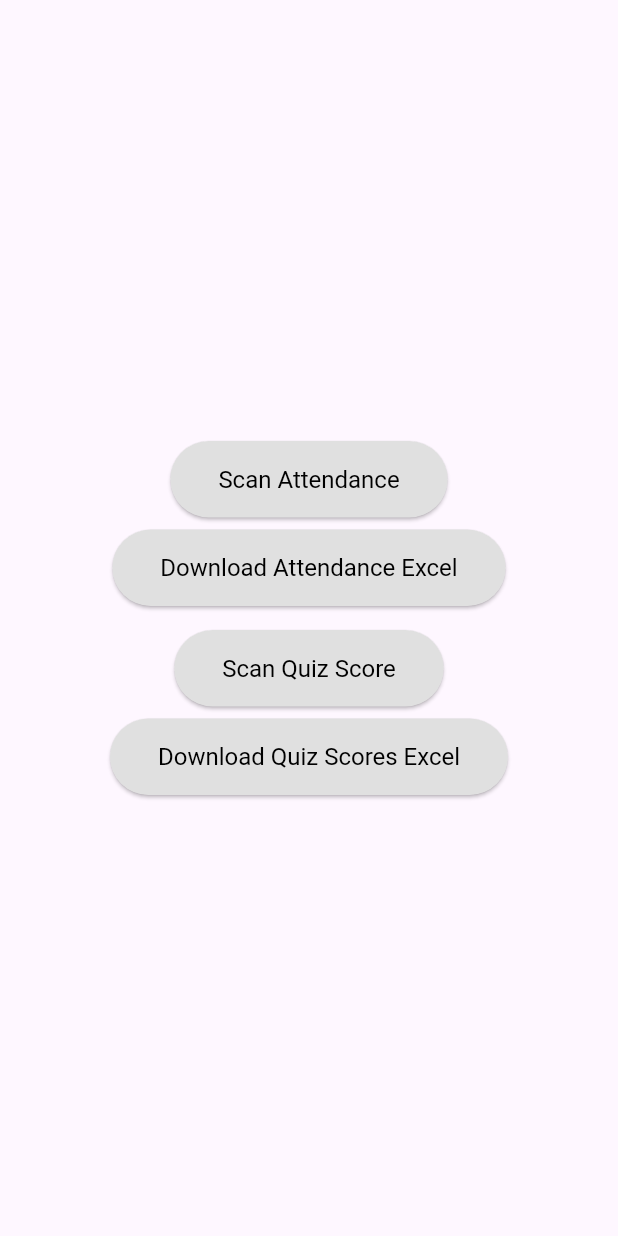
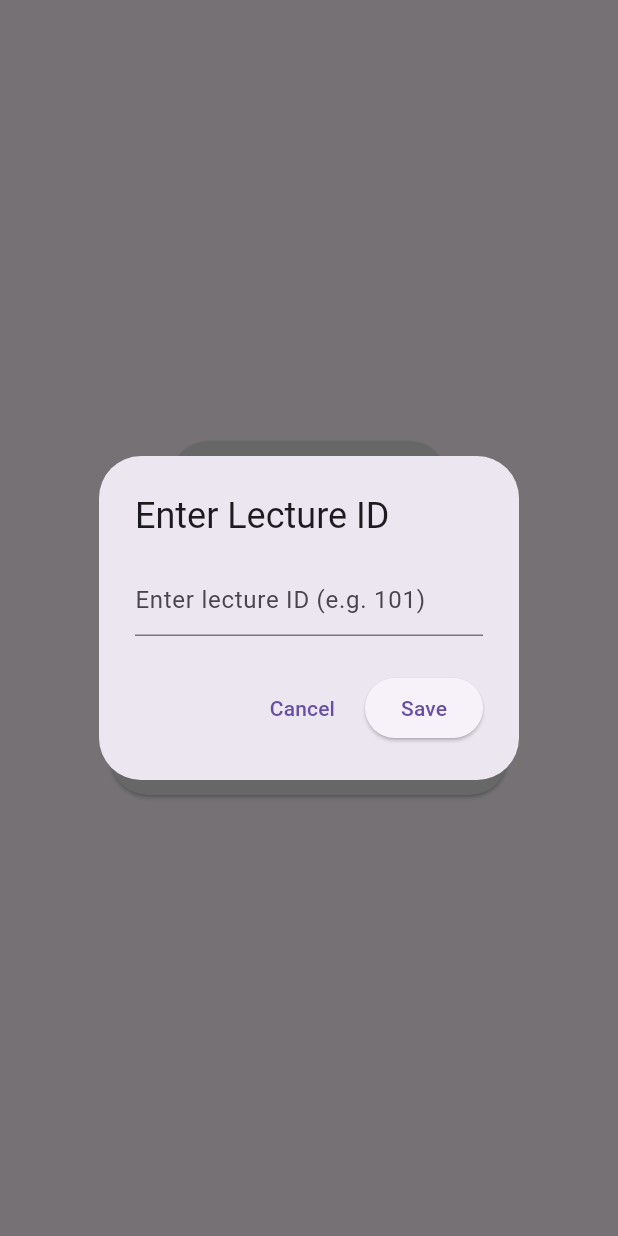
Before and after one commit to shazaElnagar/EduTrack, a Flutter app: the ScanOptionsScreen screen opened directly, after a tap on "Download Attendance Excel", on a phone screen of 412 x 824 dp. Run offline on Flutter 3.47's test engine with Material 3 defaults, Android fonts, the phone set to English and light mode, and no system bars; our stand-ins replace dio, open_file, shared_preferences; missing offline and left inert: excel, mobile_scanner; accounts and stored records are empty.

Commit message:
save attend

```diff
--- a/lib/O6U_App/Data/models/attendance.dart
+++ b/lib/O6U_App/Data/models/attendance.dart
@@ -25,7 +25,8 @@
 
   Map<String, dynamic> toJson() {
     return {
-      'studentId': studentCode,
+
+      'studentCode': studentCode,
       'section': section,
       'name': name,
       'lectureId': lectureId,
--- a/lib/O6U_App/Presentation/view/subjects/subject_screen.dart
+++ b/lib/O6U_App/Presentation/view/subjects/subject_screen.dart
@@ -33,8 +33,39 @@ class ExcelDownloader {
 
 class ScanOptionsScreen extends StatelessWidget {
   final ExcelDownloader downloader = ExcelDownloader();
+  Future<String?> _promptForAdditionalData(BuildContext context) async {
+    TextEditingController textController = TextEditingController();
 
+    return showDialog<String>(
+      context: context,
+      builder: (BuildContext context) {
+        return AlertDialog(
+          title: Text( 'Enter Lecture ID'),
+          content: TextField(
+            controller: textController,
+            keyboardType: TextInputType.number,
+            decoration: InputDecoration(
+              hintText:  'Enter lecture ID (e.g. 101)',
+            ),
+          ),
+          actions: [
+            TextButton(
+              onPressed: () => Navigator.pop(context, null),
+              child: Text('Cancel'),
+            ),
+            ElevatedButton(
+              onPressed: () {
+                Navigator.pop(context, textController.text.trim());
+              },
+              child: Text('Save'),
+            ),
+          ],
+        );
+      },
+    );
+  }
   @override
+
   Widget build(BuildContext context) {
     return Scaffold(
       body: Center(
@@ -55,11 +86,16 @@ class ScanOptionsScreen extends StatelessWidget {
             SizedBox(height: 8),
             ScanButton(
               text: 'Download Attendance Excel',
-              onPressed: () async {
-                await downloader.downloadAndOpenExcel(
-                  'http://systemuniversity.runasp.net/api/Instructor/export-attendance?section=875',
-                  'attend_section.xlsx',
+              onPressed: (
+
+                  ) async {
+                final additionalData = await _promptForAdditionalData(context);
+                if (additionalData != null) {
+                  await downloader.downloadAndOpenExcel(
+                  'http://systemuniversity.runasp.net/api/Instructor/export-attendance?section=$additionalData',
+                  'attend_section_$additionalData.xlsx',
                 );
+                }
               },
             ),
             SizedBox(height: 16),
@@ -163,6 +199,7 @@ class _QRViewExampleState extends State<QRViewExample> {
     isScanned = true;
 
     final code = capture.barcodes.first.rawValue ?? '';
+    print('sucess $code');
     final additionalData = await _promptForAdditionalData(context);
 
     if (additionalData != null) {
@@ -183,13 +220,16 @@ class _QRViewExampleState extends State<QRViewExample> {
             );
 
             final repo = AttendanceRepository();
-            bool success = await repo.sendAttendance(attendance);
+           final result = await repo.sendAttendance(attendance);
+           final sucess = result.$1 ;
+           final message = result.$2 ;
 
             ScaffoldMessenger.of(context).showSnackBar(
               SnackBar(
-                content: Text(success
-                    ? 'Attendance sent successfully'
-                    : 'Attendance sent successfully'),
+                content: Text(message
+
+                ),
+
               ),
             );
           } catch (e) {
@@ -254,7 +294,7 @@ class _QRViewExampleState extends State<QRViewExample> {
   @override
   Widget build(BuildContext context) {
     return Scaffold(
-      appBar: AppBar(title: Text('Scan QR Code')),
+      appBar: AppBar(title: Text('Scan QR Code ')),
       body: Column(
         children: <Widget>[
           Expanded(
```
Also changed, not shown: lib/O6U_App/Data/API/scan_attend.dart (+6 -6 lines).
